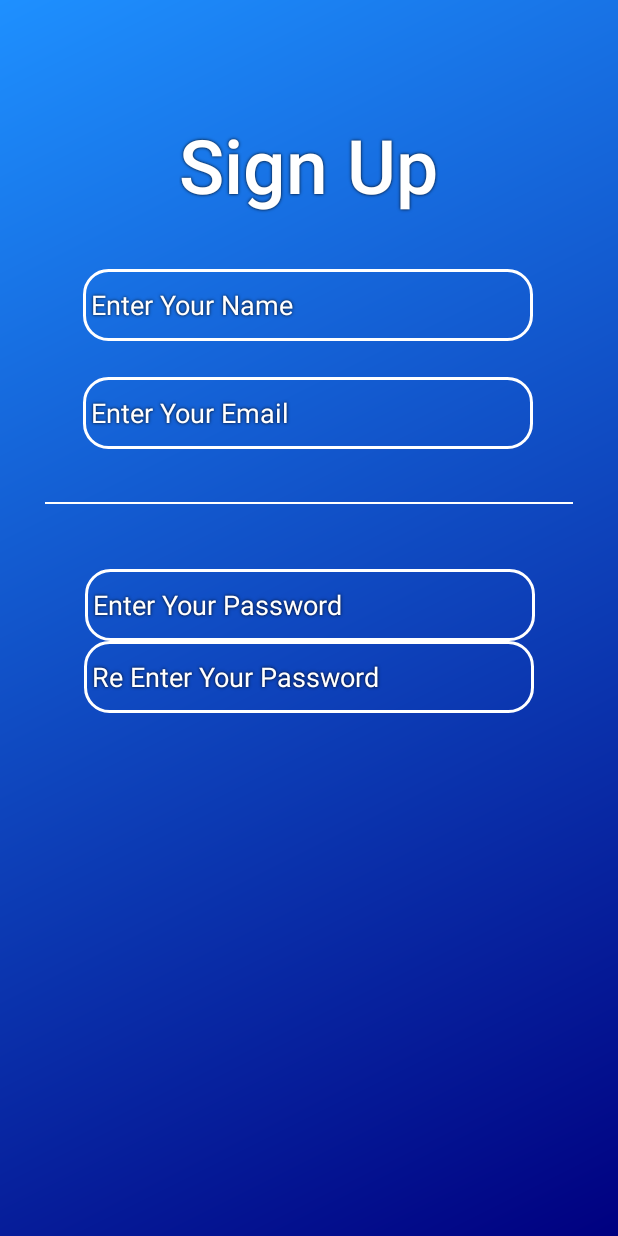
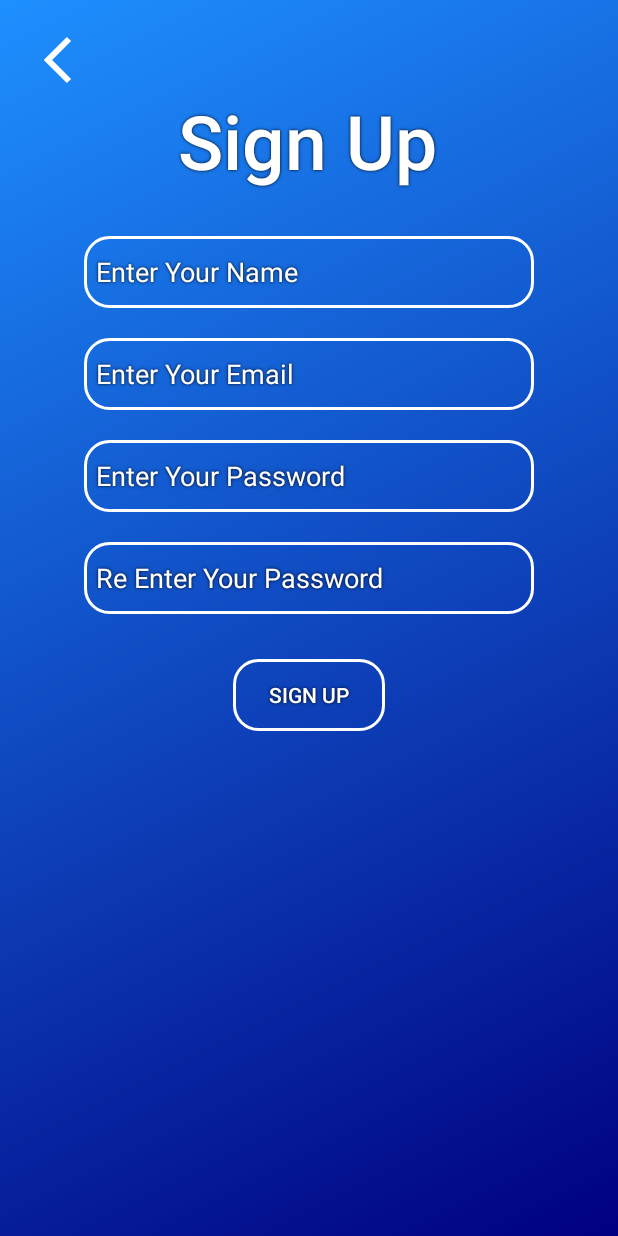
Before and after one commit to ProbatusVir/PixelFit, an Android app: the layout sign_up.xml on its own in the app's theme, with its tools: preview values and no code run, on a phone screen of 412 x 824 dp. Run offline under Robolectric (Android 15) with nearby library versions, the phone set to English and light mode, and no system bars; network calls fail.

Commit message:
Updated sign up page and done with it for now

```diff
--- /dev/null
+++ b/app/src/main/res/drawable/back_arrow.xml
@@ -0,0 +1,10 @@
+<vector xmlns:android="http://schemas.android.com/apk/res/android"
+        android:width="48dp"
+        android:height="48dp"
+        android:viewportWidth="24"
+        android:viewportHeight="24">
+    <path
+            android:strokeColor="@color/white"
+            android:strokeWidth="2"
+            android:pathData="M15,19L8,12l7,-7" />
+</vector>
--- a/app/src/main/res/layout/fragment_second.xml
+++ b/app/src/main/res/layout/fragment_second.xml
@@ -102,7 +102,7 @@
             android:shadowDx="0"
             android:shadowDy="0"
             android:shadowRadius="2"
-            app:cornerRadius="0dp" tools:layout_editor_absoluteY="358dp" tools:layout_editor_absoluteX="88dp"/> <!-- Remove individual corner radius -->
+            app:cornerRadius="0dp" tools:layout_editor_absoluteY="358dp" tools:layout_editor_absoluteX="88dp"/>
 </LinearLayout>
 
         </androidx.constraintlayout.widget.ConstraintLayout>
--- a/app/src/main/res/layout/sign_up.xml
+++ b/app/src/main/res/layout/sign_up.xml
@@ -6,20 +6,32 @@
         android:layout_height="match_parent"
         android:background="@drawable/gradients">
 
+    <ImageButton
+            android:id="@+id/back_button"
+            android:layout_width="wrap_content"
+            android:layout_height="wrap_content"
+            android:background="@android:color/transparent"
+            android:contentDescription="@string/back_button"
+            android:layout_margin="16dp"
+            android:tint="@color/white"
+            app:srcCompat="@drawable/back_arrow"
+            app:layout_constraintTop_toTopOf="parent"
+            app:layout_constraintStart_toStartOf="parent"/>
+
 
     <TextView
             android:id="@+id/textview_first"
             android:layout_width="wrap_content"
             android:layout_height="wrap_content"
-            android:layout_marginTop="76dp"
             android:text="@string/sign_up_text"
             android:textSize="50sp"
             android:fontFamily="sans-serif-medium"
-            android:gravity="center_horizontal"
+            android:gravity="center"
             style="@style/login_text"
             app:layout_constraintTop_toTopOf="parent"
             app:layout_constraintEnd_toEndOf="parent"
-            app:layout_constraintStart_toStartOf="parent" app:layout_constraintHorizontal_bias="0.498"/>
+            app:layout_constraintStart_toStartOf="parent"
+            app:layout_constraintHorizontal_bias="0.497" android:layout_marginTop="60dp"/>
     <EditText
             android:id="@+id/name_input"
             android:layout_width="300dp"
@@ -28,45 +40,30 @@
             android:autofillHints="emailAddress"
             android:inputType="textEmailAddress"
             android:background="@drawable/borders"
-            android:padding="5dp"
+            android:padding="8dp"
+            android:layout_marginTop="30dp"
             style="@style/login_text"
             android:textColorHint="@color/white"
             app:layout_constraintTop_toBottomOf="@id/textview_first"
-            app:layout_constraintLeft_toRightOf="parent"
             app:layout_constraintStart_toStartOf="parent"
-            app:layout_constraintEnd_toEndOf="parent"
-            app:layout_constraintRight_toLeftOf="parent"
-            android:layout_marginTop="36dp" app:layout_constraintHorizontal_bias="0.495"/>
+            app:layout_constraintEnd_toEndOf="parent"/>
+
     <EditText
             android:id="@+id/email_input"
             android:layout_width="300dp"
             android:layout_height="48dp"
             android:hint="@string/email_input_text"
             android:autofillHints="emailAddress"
-            android:inputType="textEmailAddress"
+            android:textColorHint="@color/white"
+            android:textColor="@color/white"
+            android:inputType="textEmailSubject"
             android:background="@drawable/borders"
-            android:padding="5dp"
+            android:padding="8dp"
+            android:layout_marginTop="20dp"
             style="@style/login_text"
-            android:textColorHint="@color/white"
-            app:layout_constraintTop_toBottomOf="@id/textview_first"
-            app:layout_constraintLeft_toRightOf="parent"
+            app:layout_constraintTop_toBottomOf="@id/name_input"
             app:layout_constraintStart_toStartOf="parent"
-            app:layout_constraintEnd_toEndOf="parent"
-            app:layout_constraintRight_toLeftOf="parent"
-            android:layout_marginTop="108dp" app:layout_constraintHorizontal_bias="0.495"/>
-
-    <View
-            android:layout_width="match_parent"
-            android:layout_height="1dp"
-            android:background="@android:color/white"
-            android:layout_marginTop="35dp"
-            android:layout_marginBottom="8dp"
-            android:layout_marginLeft="30dp"
-            android:layout_marginRight="30dp"
-            app:layout_constraintTop_toBottomOf="@id/email_input"
-            app:layout_constraintStart_toStartOf="parent"
-            app:layout_constraintEnd_toEndOf="parent" />
-
+            app:layout_constraintEnd_toEndOf="parent"/>
 
     <EditText
             android:id="@+id/password_input"
@@ -74,32 +71,58 @@
             android:layout_height="48dp"
             android:hint="@string/password_input_text"
             android:autofillHints="emailAddress"
+            android:textColorHint="@color/white"
+            android:textColor="@color/white"
             android:inputType="textPassword"
             android:background="@drawable/borders"
-            android:padding="5dp"
+            android:padding="8dp"
+            android:layout_marginTop="20dp"
             style="@style/login_text"
-            android:textColorHint="@color/white"
             app:layout_constraintTop_toBottomOf="@id/email_input"
-            app:layout_constraintLeft_toRightOf="parent"
             app:layout_constraintStart_toStartOf="parent"
-            app:layout_constraintEnd_toEndOf="parent"
-            app:layout_constraintRight_toLeftOf="parent"
-            android:layout_marginTop="80dp" app:layout_constraintHorizontal_bias="0.504"/>
+            app:layout_constraintEnd_toEndOf="parent"/>
+
     <EditText
             android:id="@+id/reenter_password_input"
             android:layout_width="300dp"
             android:layout_height="48dp"
             android:hint="@string/reenter_password_input_text"
-            android:autofillHints="password"
+            android:autofillHints="emailAddress"
+            android:textColorHint="@color/white"
+            android:textColor="@color/white"
             android:inputType="textPassword"
             android:background="@drawable/borders"
-            android:padding="5dp"
+            android:padding="8dp"
+            android:layout_marginTop="20dp"
             style="@style/login_text"
-            android:textColorHint="@color/white"
             app:layout_constraintTop_toBottomOf="@id/password_input"
             app:layout_constraintStart_toStartOf="parent"
+            app:layout_constraintEnd_toEndOf="parent"/>
+
+    <LinearLayout
+            android:layout_width="wrap_content"
+            android:layout_height="wrap_content"
+            android:orientation="horizontal"
+            android:background="@drawable/button_split"
+            app:layout_constraintTop_toBottomOf="@id/reenter_password_input"
+            app:layout_constraintStart_toStartOf="parent"
             app:layout_constraintEnd_toEndOf="parent"
-            app:layout_constraintLeft_toRightOf="parent"
-            app:layout_constraintRight_toLeftOf="parent"/>
+            android:layout_marginTop="30dp">
+
+        <com.google.android.material.button.MaterialButton
+                android:id="@+id/signup_button"
+                style="?android:attr/borderlessButtonStyle"
+                android:layout_width="wrap_content"
+                android:layout_height="wrap_content"
+                android:text="@string/sign_up_text"
+                android:textColor="@color/white"
+                android:backgroundTint="@android:color/transparent"
+                android:layout_margin="0dp"
+                android:shadowColor="#000000"
+                android:shadowDx="0"
+                android:shadowDy="0"
+                android:shadowRadius="2"
+                app:cornerRadius="0dp"/>
+    </LinearLayout>
 
 </androidx.constraintlayout.widget.ConstraintLayout>
--- a/app/src/main/res/values/strings.xml
+++ b/app/src/main/res/values/strings.xml
@@ -52,6 +52,7 @@
     <string name="email_input_text">Enter Your Email</string>
     <string name="password_input_text">Enter Your Password</string>
     <string name="reenter_password_input_text">Re Enter Your Password</string>
+    <string name="back_button">back_button</string>
 
     <!-- Room finder text -->
     <string name="room_header">Room Finder</string>
```
